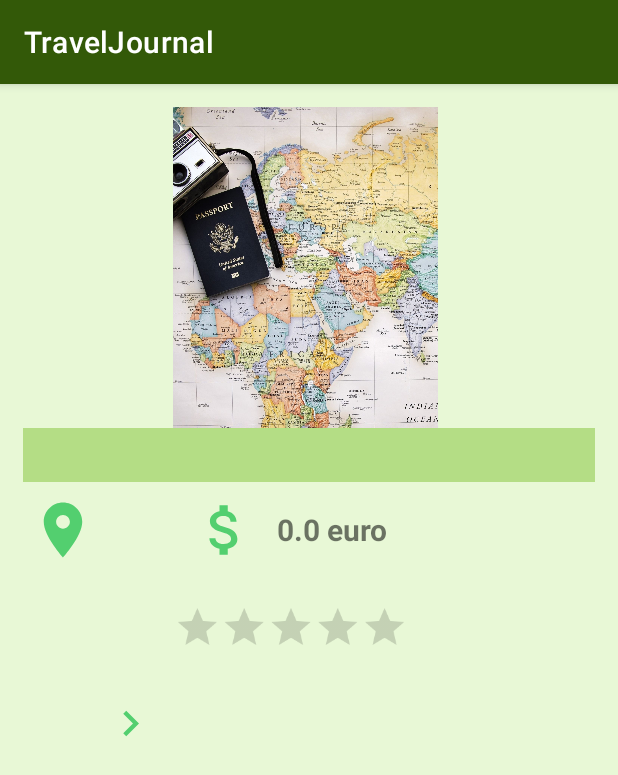
After one commit to andreea-h/proiectADG, an Android app: the TripInfoActivity screen opened directly, with no data from a screen before it, on a phone screen of 412 x 824 dp. The commit adds this screen. Shown: the top 775 px of the screen. Run offline under Robolectric (Android 15) with nearby library versions, the phone set to English and light mode, and no system bars; 2 statements that could not run were skipped.

Commit message:
add tripInfo screen (without weather info)

```diff
--- a/app/src/main/java/com/example/traveljournal/RecyclerViewActivity.java
+++ b/app/src/main/java/com/example/traveljournal/RecyclerViewActivity.java
@@ -48,8 +48,6 @@ public class RecyclerViewActivity extends AppCompatActivity { //trip list
     }
 
     private static class ItemViewHolder extends RecyclerView.ViewHolder {
-        private ClickListener clicklistener;
-        private GestureDetector gestureDetector;
 
         private final TextView name;
         private final TextView destination;
--- /dev/null
+++ b/app/src/main/java/com/example/traveljournal/TripInfoActivity.java
@@ -0,0 +1,103 @@
+package com.example.traveljournal;
+
+import androidx.appcompat.app.AppCompatActivity;
+
+import android.graphics.Bitmap;
+import android.graphics.BitmapFactory;
+import android.media.Image;
+import android.os.Bundle;
+import android.widget.ImageView;
+import android.widget.RatingBar;
+import android.widget.TextView;
+
+import com.example.traveljournal.myFragments.HomeFragment;
+
+import java.io.File;
+import java.util.StringTokenizer;
+
+public class TripInfoActivity extends AppCompatActivity {
+
+    public static final String TRIP_ID = "tripID";
+    public static final String TRIP_NAME = "name";
+    public static final String TRIP_DESTINATION = "destination";
+    public static final String TRIP_TYPE = "type";
+    public static final String TRIP_PRICE = "price";
+    public static final String TRIP_START_DATE = "start_date";
+    public static final String TRIP_END_DATE = "end_date";
+    public static final String TRIP_RATING = "rating";
+    public static final String TRIP_PHOTO_PATH = "photo_path";
+
+    //getExtra data (for edit trip action case)
+    String tripId;
+    String tripName;
+    String tripDestination;
+    String tripTypeAsString;
+    float tripPrice;
+    String startData;
+    String endData;
+    float tripRating;
+    String photoPathString;
+    boolean isFavourite;
+
+    //screen elements
+    public ImageView image;
+    public TextView name;
+    public TextView destination;
+    public TextView price;
+    public TextView startDate;
+    public TextView endDate;
+    public RatingBar rating;
+    public TextView type;
+
+    @Override
+    protected void onCreate(Bundle savedInstanceState) {
+        super.onCreate(savedInstanceState);
+        setContentView(R.layout.activity_trip_info);
+
+        initScreenElements();
+
+        //get trip infos
+        tripId = getIntent().getStringExtra(HomeFragment.TRIP_ID);
+        if (tripId != null) {
+            tripName = getIntent().getStringExtra(HomeFragment.TRIP_NAME);
+            tripDestination = getIntent().getStringExtra(HomeFragment.TRIP_DESTINATION);
+            tripTypeAsString = getIntent().getStringExtra(HomeFragment.TRIP_TYPE);
+            tripPrice = getIntent().getExtras().getFloat(HomeFragment.TRIP_PRICE);
+            startData = getIntent().getStringExtra(HomeFragment.TRIP_START_DATE);
+            endData = getIntent().getStringExtra(HomeFragment.TRIP_END_DATE);
+            tripRating = getIntent().getExtras().getFloat(HomeFragment.TRIP_RATING);
+            photoPathString = getIntent().getStringExtra(HomeFragment.TRIP_PHOTO_PATH);
+            isFavourite = getIntent().getExtras().getBoolean(HomeFragment.TRIP_IS_FAV);
+        }
+
+        name.setText(tripName);
+        destination.setText(tripDestination);
+
+        type.setText(tripTypeAsString);
+
+        rating.setRating(tripRating);
+
+        File imageFile = new File(photoPathString);
+        if(imageFile.exists()) {
+            Bitmap myBitmap = BitmapFactory.decodeFile(imageFile.getAbsolutePath());
+            image.setImageBitmap(myBitmap);
+            image.setClipToOutline(true);
+        }
+
+        price.setText(" " + tripPrice + " euro");
+
+        startDate.setText(startData);
+        endDate.setText(endData);
+    }
+
+    public void initScreenElements() {
+        image = findViewById(R.id.trip_image);
+        name = findViewById(R.id.trip_name);
+        destination = findViewById(R.id.trip_destination);
+        type = findViewById(R.id.trip_type);
+        rating = findViewById(R.id.rating);
+        startDate = findViewById(R.id.trip_start_date);
+        endDate = findViewById(R.id.trip_end_date);
+        price = findViewById(R.id.trip_price);
+    }
+}
--- a/app/src/main/java/com/example/traveljournal/myFragments/HomeFragment.java
+++ b/app/src/main/java/com/example/traveljournal/myFragments/HomeFragment.java
@@ -30,6 +30,8 @@ import com.example.traveljournal.R;
 import com.example.traveljournal.RecyclerViewActivity;
 import com.example.traveljournal.Trip;
 import com.example.traveljournal.TripDatabase;
+import com.example.traveljournal.TripInfoActivity;
+import com.example.traveljournal.TripInfoActivity;
 import com.example.traveljournal.TripRepository;
 import com.example.traveljournal.TripViewModel;
 
@@ -92,7 +94,23 @@ public class HomeFragment extends Fragment {
                 new RecyclerItemClickListener(mContext, tripList_rv ,new RecyclerItemClickListener.OnItemClickListener() {
                     @Override public void onItemClick(View view, int position) {
                         //open a new screen with details of the trip in read only mode
+                        Trip selectedTrip = tripViewModel.getAllTrips().getValue().get(position);
 
+                        Intent intent = new Intent(view.getContext(), TripInfoActivity.class);
+                        intent.putExtra(TRIP_ID, selectedTrip.getTripID());
+                        intent.putExtra(TRIP_NAME, selectedTrip.getName());
+                        intent.putExtra(TRIP_DESTINATION, selectedTrip.getDestination());
+                        intent.putExtra(TRIP_TYPE, selectedTrip.getType());
+                        intent.putExtra(TRIP_PRICE, selectedTrip.getPrice());
+                        intent.putExtra(TRIP_START_DATE, selectedTrip.getStartDate().getDay() + "/"
+                                + selectedTrip.getStartDate().getMonth() + "/" + selectedTrip.getStartDate().getYear());
+                        intent.putExtra(TRIP_END_DATE, selectedTrip.getEndDate().getDay() + "/"
+                                + selectedTrip.getEndDate().getMonth() + "/" + selectedTrip.getEndDate().getYear());
+                        intent.putExtra(TRIP_RATING, selectedTrip.getRating());
+                        intent.putExtra(TRIP_PHOTO_PATH, selectedTrip.getImagePath());
+                        intent.putExtra(TRIP_IS_FAV, selectedTrip.getFavourite());
+
+                        view.getContext().startActivity(intent);
                     }
 
                     @Override public void onLongItemClick(View view, int position) {
--- /dev/null
+++ b/app/src/main/res/drawable/ic_baseline_attach_money_44.xml
@@ -0,0 +1,5 @@
+<vector android:height="44dp" android:tint="#53CF6F"
+    android:viewportHeight="24" android:viewportWidth="24"
+    android:width="44dp" xmlns:android="http://schemas.android.com/apk/res/android">
+    <path android:fillColor="@android:color/white" android:pathData="M11.8,10.9c-2.27,-0.59 -3,-1.2 -3,-2.15 0,-1.09 1.01,-1.85 2.7,-1.85 1.78,0 2.44,0.85 2.5,2.1h2.21c-0.07,-1.72 -1.12,-3.3 -3.21,-3.81V3h-3v2.16c-1.94,0.42 -3.5,1.68 -3.5,3.61 0,2.31 1.91,3.46 4.7,4.13 2.5,0.6 3,1.48 3,2.41 0,0.69 -0.49,1.79 -2.7,1.79 -2.06,0 -2.87,-0.92 -2.98,-2.1h-2.2c0.12,2.19 1.76,3.42 3.68,3.83V21h3v-2.15c1.95,-0.37 3.5,-1.5 3.5,-3.55 0,-2.84 -2.43,-3.81 -4.7,-4.4z"/>
+</vector>
--- /dev/null
+++ b/app/src/main/res/drawable/ic_baseline_location_on_44.xml
@@ -0,0 +1,5 @@
+<vector android:height="44dp" android:tint="#53CF6F"
+    android:viewportHeight="24" android:viewportWidth="24"
+    android:width="44dp" xmlns:android="http://schemas.android.com/apk/res/android">
+    <path android:fillColor="@android:color/white" android:pathData="M12,2C8.13,2 5,5.13 5,9c0,5.25 7,13 7,13s7,-7.75 7,-13c0,-3.87 -3.13,-7 -7,-7zM12,11.5c-1.38,0 -2.5,-1.12 -2.5,-2.5s1.12,-2.5 2.5,-2.5 2.5,1.12 2.5,2.5 -1.12,2.5 -2.5,2.5z"/>
+</vector>
--- /dev/null
+++ b/app/src/main/res/drawable/ic_baseline_navigate_next_34.xml
@@ -0,0 +1,5 @@
+<vector android:height="34dp" android:tint="#53CF6F"
+    android:viewportHeight="24" android:viewportWidth="24"
+    android:width="34dp" xmlns:android="http://schemas.android.com/apk/res/android">
+    <path android:fillColor="@android:color/white" android:pathData="M10,6L8.59,7.41 13.17,12l-4.58,4.59L10,18l6,-6z"/>
+</vector>
--- /dev/null
+++ b/app/src/main/res/layout/activity_trip_info.xml
@@ -0,0 +1,162 @@
+<?xml version="1.0" encoding="utf-8"?>
+<ScrollView xmlns:android="http://schemas.android.com/apk/res/android"
+    xmlns:app="http://schemas.android.com/apk/res-auto"
+    xmlns:tools="http://schemas.android.com/tools"
+    android:layout_height="match_parent"
+    android:layout_width="match_parent"
+    android:background="#E8F8D6"
+    tools:context=".TripInfoActivity">
+
+    <androidx.constraintlayout.widget.ConstraintLayout
+        android:layout_width="match_parent"
+        android:layout_height="match_parent">
+
+    <ImageView
+        android:id="@+id/trip_image"
+        android:layout_width="0dp"
+        android:layout_height="wrap_content"
+        android:adjustViewBounds="true"
+        android:cropToPadding="true"
+        android:layout_marginStart="15dp"
+        android:layout_marginEnd="20dp"
+        android:layout_marginTop="15dp"
+        app:layout_constraintEnd_toEndOf="parent"
+        app:layout_constraintStart_toStartOf="parent"
+        app:layout_constraintTop_toTopOf="parent"
+        android:maxHeight="@dimen/tripInfo_max_height_image"
+        android:src="@drawable/add_trip_screen"/>
+
+    <TextView
+        android:id="@+id/trip_name"
+        android:layout_width="0dp"
+        android:layout_height="wrap_content"
+        android:background="@color/light_green"
+        android:padding="7dp"
+        android:text="Trip Name"
+        android:textStyle="bold|italic"
+        android:textColor="@color/dark_green"
+        android:textSize="15sp"
+        android:gravity="clip_horizontal|center|clip_vertical"
+        android:layout_marginStart="15dp"
+        android:layout_marginEnd="15dp"
+        app:layout_constraintEnd_toEndOf="parent"
+        app:layout_constraintBottom_toBottomOf="@+id/trip_image"
+        app:layout_constraintStart_toStartOf="parent" />
+
+    <ImageView
+        android:id="@+id/location_icon"
+        android:layout_width="wrap_content"
+        android:layout_height="wrap_content"
+        android:src="@drawable/ic_baseline_location_on_44"
+        android:layout_marginTop="10dp"
+        android:backgroundTint="@color/dark_green"
+        app:layout_constraintStart_toStartOf="parent"
+        app:layout_constraintTop_toBottomOf="@+id/trip_name"
+        android:layout_marginStart="20dp" />
+
+    <TextView
+        android:id="@+id/trip_destination"
+        android:layout_width="wrap_content"
+        android:layout_height="wrap_content"
+        android:layout_marginStart="8dp"
+        android:text="Destination"
+        android:textSize="20sp"
+        android:textStyle="bold"
+        android:layout_marginTop="18dp"
+        app:layout_constraintStart_toEndOf="@id/location_icon"
+        app:layout_constraintTop_toBottomOf="@+id/trip_name" />
+
+    <ImageView
+        android:id="@+id/price_icon"
+        android:layout_width="wrap_content"
+        android:layout_height="wrap_content"
+        android:layout_marginStart="56dp"
+        android:layout_marginTop="10dp"
+        android:backgroundTint="@color/dark_green"
+        android:src="@drawable/ic_baseline_attach_money_44"
+        app:layout_constraintStart_toEndOf="@id/trip_destination"
+        app:layout_constraintTop_toBottomOf="@+id/trip_name" />
+
+    <TextView
+        android:id="@+id/trip_price"
+        android:layout_width="wrap_content"
+        android:layout_height="wrap_content"
+        android:layout_marginStart="8dp"
+        android:layout_marginTop="18dp"
+        android:text="Price euro"
+        android:textStyle="bold"
+        android:textSize="20sp"
+        app:layout_constraintStart_toEndOf="@id/price_icon"
+        app:layout_constraintTop_toBottomOf="@+id/trip_name" />
+
+    <TextView
+        android:id="@+id/trip_type"
+        android:layout_width="wrap_content"
+        android:layout_height="wrap_content"
+        android:layout_marginTop="8dp"
+        android:text="Trip Type"
+        android:fontFamily="sans-serif"
+        android:textStyle="bold"
+        android:textSize="15sp"
+        android:layout_marginVertical="40dp"
+        app:layout_constraintStart_toEndOf="@id/location_icon"
+        app:layout_constraintTop_toBottomOf="@+id/trip_destination" />
+
+    <RatingBar
+        android:id="@+id/rating"
+        android:layout_width="wrap_content"
+        android:layout_height="wrap_content"
+        android:scaleX="0.65"
+        android:scaleY="0.65"
+        android:backgroundTint="@color/dark_green"
+        android:layout_gravity="center"
+        android:stepSize="0.5"
+        android:progressTint="@color/dark_green"
+        android:layout_marginTop="17dp"
+        app:layout_constraintStart_toEndOf="@id/trip_type"
+        android:layout_marginStart="10dp"
+        app:layout_constraintTop_toBottomOf="@+id/price_icon"
+        android:isIndicator="true"/>
+
+    <TextView
+        android:id="@+id/trip_start_date"
+        android:layout_width="wrap_content"
+        android:layout_height="wrap_content"
+        android:layout_marginTop="8dp"
+        android:layout_marginEnd="16dp"
+        android:text="01/01/2021"
+        android:textSize="20sp"
+        android:textStyle="italic"
+        android:fontFamily="sans-serif"
+        android:layout_marginStart="70dp"
+        app:layout_constraintStart_toStartOf="parent"
+        app:layout_constraintTop_toBottomOf="@+id/rating"
+        android:layout_marginVertical="15dp"/>
+
+    <ImageView
+        android:id="@+id/sign"
+        android:src="@drawable/ic_baseline_navigate_next_34"
+        android:layout_width="wrap_content"
+        android:layout_height="wrap_content"
+        android:layout_marginTop="8dp"
+        android:layout_marginEnd="16dp"
+        app:layout_constraintStart_toEndOf="@id/trip_start_date"
+        app:layout_constraintTop_toBottomOf="@+id/rating"
+        android:layout_marginVertical="15dp"/>
+
+    <TextView
+        android:id="@+id/trip_end_date"
+        android:layout_width="wrap_content"
+        android:layout_height="wrap_content"
+        android:layout_marginTop="8dp"
+        android:text="01/01/2021"
+        android:textSize="20sp"
+        android:textStyle="italic"
+        android:fontFamily="sans-serif"
+        android:layout_marginVertical="15dp"
+        app:layout_constraintStart_toEndOf="@id/sign"
+        app:layout_constraintTop_toBottomOf="@+id/rating" />
+
+
+</androidx.constraintlayout.widget.ConstraintLayout>
+</ScrollView>
--- a/app/src/main/res/values/dimens.xml
+++ b/app/src/main/res/values/dimens.xml
@@ -5,4 +5,6 @@
     <dimen name="nav_header_vertical_spacing">8dp</dimen>
     <dimen name="nav_header_height">176dp</dimen>
     <dimen name="fab_margin">16dp</dimen>
+    <dimen name="tripInfo_max_height_image">250dp</dimen>
+
 </resources>
--- a/app/src/main/res/values/strings.xml
+++ b/app/src/main/res/values/strings.xml
@@ -30,7 +30,6 @@
     <string name="select_image">SELECT IMAGE</string>
 
 
-
     <string name="name_cannot_be_empty">You must complete trip name</string>
     <string name="destination_cannot_be_empty">You must complete trip destination</string>
 
```
Also changed, not shown: app/src/main/AndroidManifest.xml (+7 -3 lines).
